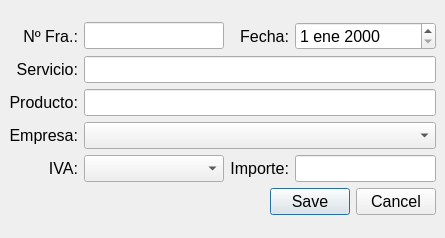
Qt form src/facturas/facturas.ui (germanbravolopez/laideal) before a commit.
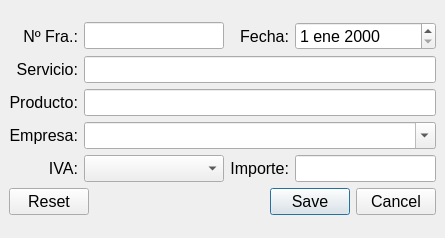
The same form after that commit.

Commit message: add initial functionality to setup widgets, to buttons for clean data and close

The edit to the form file:
```diff
--- a/src/facturas/facturas.ui
+++ b/src/facturas/facturas.ui
@@ -122,7 +122,7 @@
       <item row="5" column="0" colspan="4">
        <widget class="QDialogButtonBox" name="buttonBox">
         <property name="standardButtons">
-         <set>QDialogButtonBox::Cancel|QDialogButtonBox::Save</set>
+         <set>QDialogButtonBox::Cancel|QDialogButtonBox::Reset|QDialogButtonBox::Save</set>
         </property>
         <property name="centerButtons">
          <bool>false</bool>
@@ -133,7 +133,11 @@
        <widget class="QLineEdit" name="le_producto"/>
       </item>
       <item row="3" column="1" colspan="3">
-       <widget class="QComboBox" name="cb_empresa"/>
+       <widget class="QComboBox" name="cb_empresa">
+        <property name="editable">
+         <bool>true</bool>
+        </property>
+       </widget>
       </item>
      </layout>
     </item>
```
The commit also changes 3 other files.
